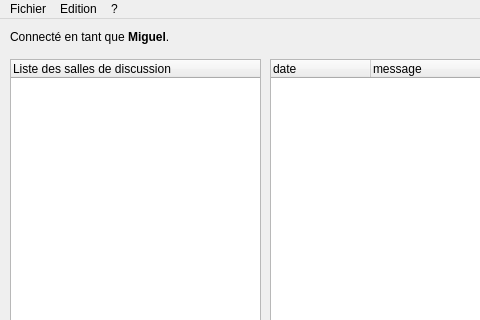
This is Chat/viewChat.ui in edri/ProjetChat2015 as Qt 5 draws it before an edit; both pictures show x 0 to 480 and y 0 to 320 of the 794 by 585 pixel window. The edited form follows.
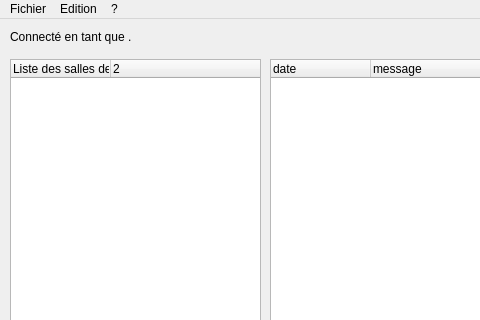
This is the edited form.

Patch:
```diff
--- a/Chat/viewChat.ui
+++ b/Chat/viewChat.ui
@@ -24,7 +24,7 @@
      </rect>
     </property>
     <property name="text">
-     <string>Connecté en tant que &lt;b&gt;Miguel&lt;/b&gt;.</string>
+     <string>Connecté en tant que &lt;b&gt;&lt;/b&gt;.</string>
     </property>
    </widget>
    <widget class="QScrollArea" name="scrollArea">
@@ -188,6 +188,17 @@
       <string>Liste des salles de discussion</string>
      </property>
     </column>
+    <column>
+     <property name="text">
+      <string/>
+     </property>
+     <property name="font">
+      <font>
+       <weight>50</weight>
+       <bold>false</bold>
+      </font>
+     </property>
+    </column>
    </widget>
    <widget class="QScrollArea" name="scrollArea_2">
     <property name="geometry">
```
